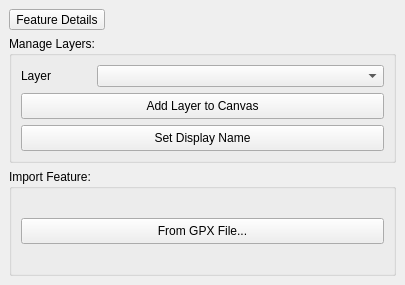
This is ui/ui_spatial_unit_manager.ui in gltn/stdm as Qt 5 draws it before an edit. The edited form follows.
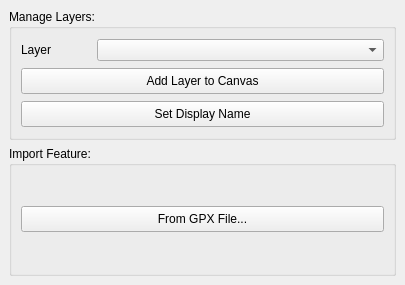
This is the edited form. Icons and pictures are not drawn.

Commit message: Added feature details support for all vector layers

```diff
--- a/ui/ui_spatial_unit_manager.ui
+++ b/ui/ui_spatial_unit_manager.ui
@@ -21,35 +21,6 @@
   </property>
   <widget class="QWidget" name="dockWidgetContents">
    <layout class="QVBoxLayout" name="verticalLayout">
-    <item>
-     <widget class="QToolButton" name="feature_details_btn">
-      <property name="sizePolicy">
-       <sizepolicy hsizetype="Fixed" vsizetype="Fixed">
-        <horstretch>0</horstretch>
-        <verstretch>0</verstretch>
-       </sizepolicy>
-      </property>
-      <property name="mouseTracking">
-       <bool>false</bool>
-      </property>
-      <property name="toolTip">
-       <string>Feature details</string>
-      </property>
-      <property name="accessibleName">
-       <string>Tool</string>
-      </property>
-      <property name="text">
-       <string>Feature Details</string>
-      </property>
-      <property name="icon">
-       <iconset resource="../resources.qrc">
-        <normaloff>:/plugins/stdm/images/icons/feature_details.png</normaloff>:/plugins/stdm/images/icons/feature_details.png</iconset>
-      </property>
-      <property name="checkable">
-       <bool>true</bool>
-      </property>
-     </widget>
-    </item>
     <item>
      <widget class="QGroupBox" name="groupBox">
       <property name="sizeIncrement">
```
The commit also changes 5 other files.
